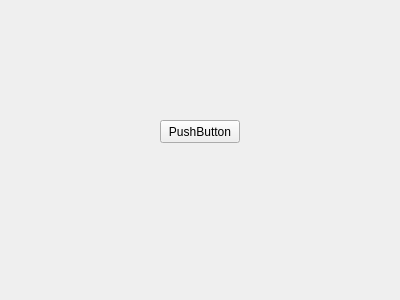
Old version of the form view/Settings.ui in the repository yetanotherf0rked/3a_bobbar.
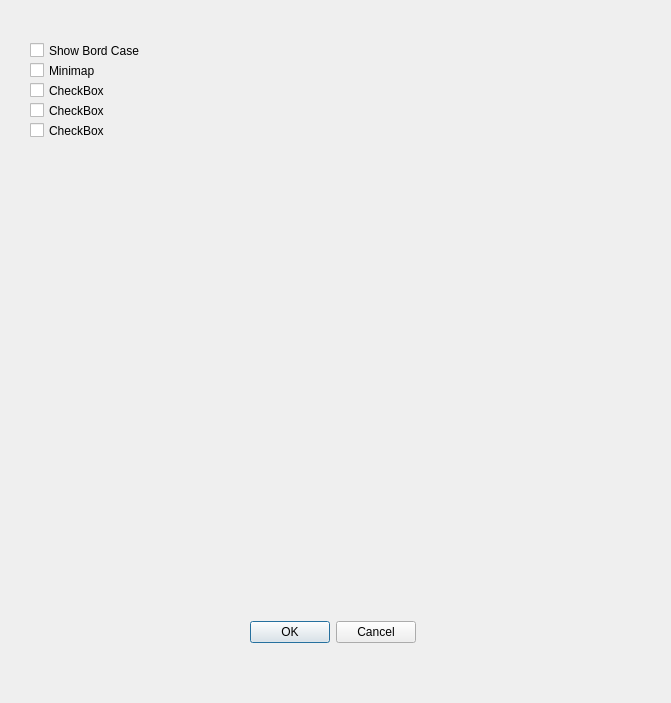
New version of the form.

Commit message: Correction Settings window

The edit to the form file:
```diff
--- a/view/Settings.ui
+++ b/view/Settings.ui
@@ -6,24 +6,89 @@
    <rect>
     <x>0</x>
     <y>0</y>
-    <width>400</width>
-    <height>300</height>
+    <width>671</width>
+    <height>703</height>
    </rect>
   </property>
   <property name="windowTitle">
    <string>Form</string>
   </property>
-  <widget class="QPushButton" name="pushButton">
+  <widget class="QCheckBox" name="show_Bord_Case">
    <property name="geometry">
     <rect>
-     <x>160</x>
+     <x>30</x>
+     <y>40</y>
+     <width>131</width>
+     <height>21</height>
+    </rect>
+   </property>
+   <property name="text">
+    <string>Show Bord Case</string>
+   </property>
+  </widget>
+  <widget class="QCheckBox" name="show_Minimap">
+   <property name="geometry">
+    <rect>
+     <x>30</x>
+     <y>60</y>
+     <width>85</width>
+     <height>21</height>
+    </rect>
+   </property>
+   <property name="text">
+    <string>Minimap</string>
+   </property>
+  </widget>
+  <widget class="QCheckBox" name="checkBox_3">
+   <property name="geometry">
+    <rect>
+     <x>30</x>
+     <y>80</y>
+     <width>85</width>
+     <height>21</height>
+    </rect>
+   </property>
+   <property name="text">
+    <string>CheckBox</string>
+   </property>
+  </widget>
+  <widget class="QCheckBox" name="checkBox_4">
+   <property name="geometry">
+    <rect>
+     <x>30</x>
+     <y>100</y>
+     <width>85</width>
+     <height>21</height>
+    </rect>
+   </property>
+   <property name="text">
+    <string>CheckBox</string>
+   </property>
+  </widget>
+  <widget class="QCheckBox" name="checkBox_5">
+   <property name="geometry">
+    <rect>
+     <x>30</x>
      <y>120</y>
-     <width>80</width>
-     <height>23</height>
+     <width>85</width>
+     <height>21</height>
     </rect>
    </property>
    <property name="text">
-    <string>PushButton</string>
+    <string>CheckBox</string>
+   </property>
+  </widget>
+  <widget class="QDialogButtonBox" name="buttonBox">
+   <property name="geometry">
+    <rect>
+     <x>250</x>
+     <y>620</y>
+     <width>166</width>
+     <height>24</height>
+    </rect>
+   </property>
+   <property name="standardButtons">
+    <set>QDialogButtonBox::Cancel|QDialogButtonBox::Ok</set>
    </property>
   </widget>
  </widget>
```
Left out of the diff: 33 changed lines with no effect on the pictures. The commit also changes 8 other files.
